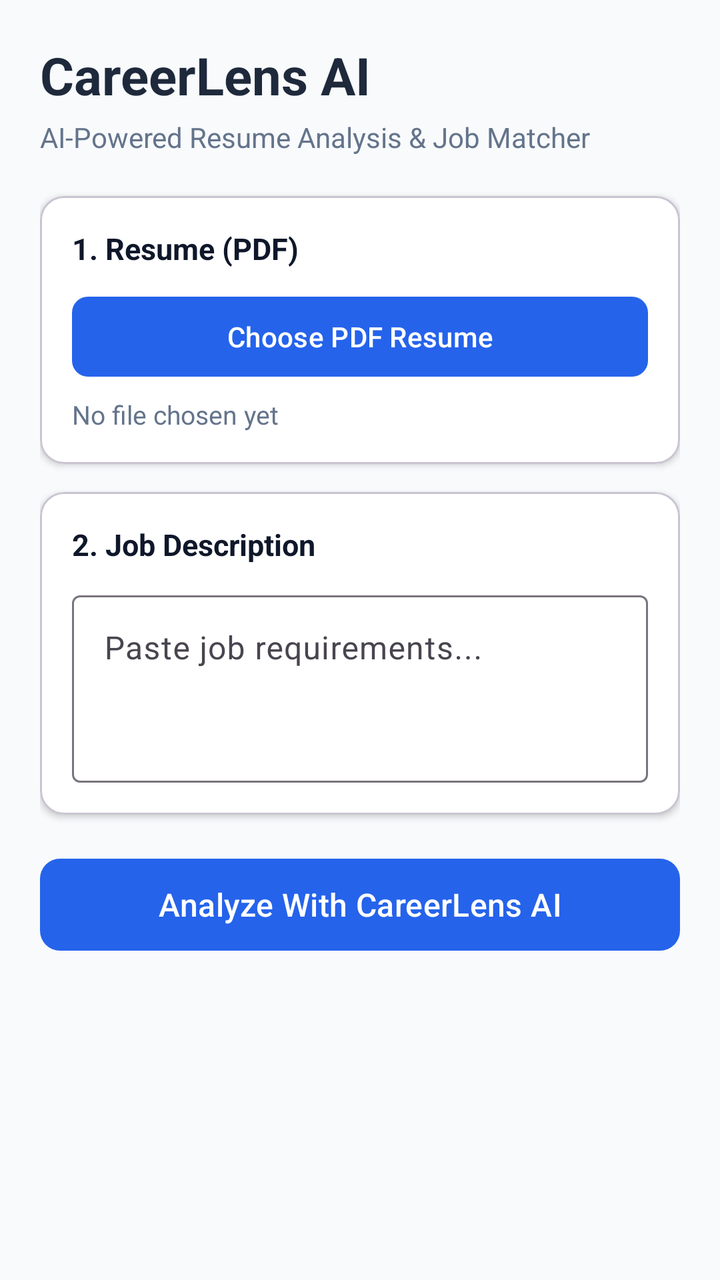
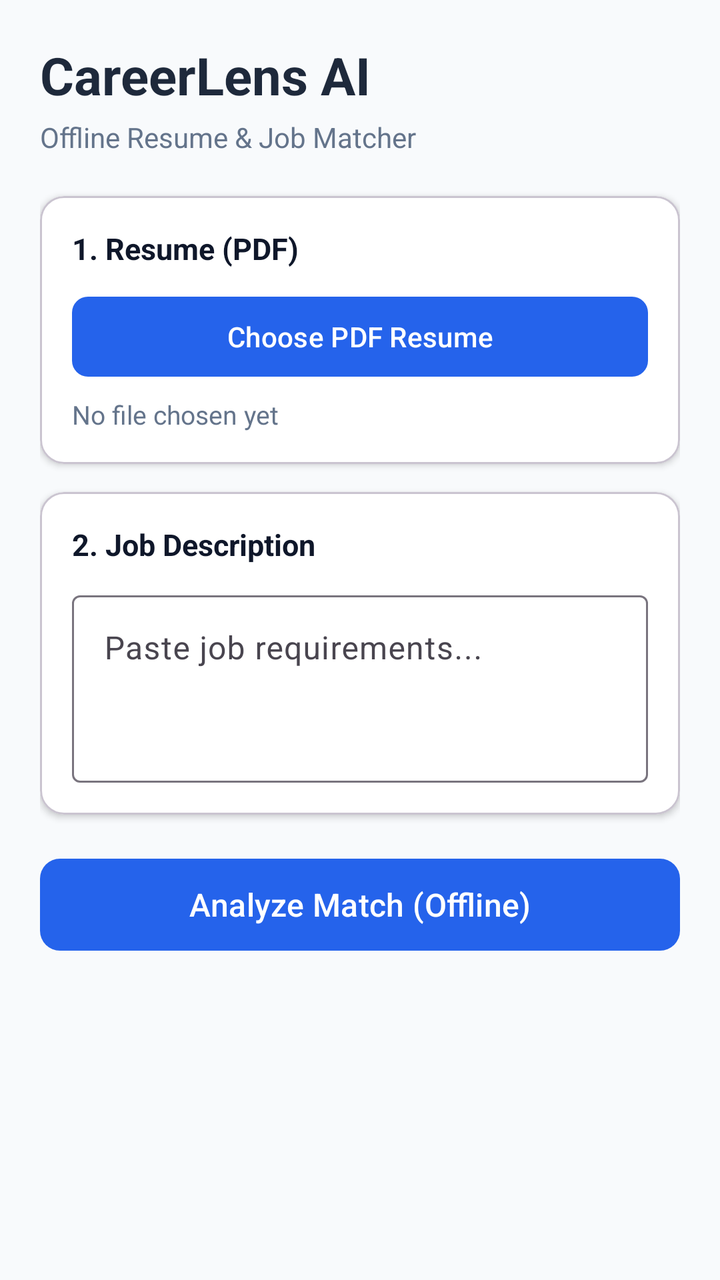

The first picture is an Android layout as it rendered before a commit; the second is the same layout after the commit. The layout source and the unified diff follow.
<!-- AndroidManifest.xml: application theme Theme.CareerLensAI -->
<!-- res/layout/activity_main.xml -->
<?xml version="1.0" encoding="utf-8"?>
<ScrollView xmlns:android="http://schemas.android.com/apk/res/android"
    xmlns:app="http://schemas.android.com/apk/res-auto"
    android:layout_width="match_parent"
    android:layout_height="match_parent"
    android:background="@color/background"
    android:fillViewport="true">

    <LinearLayout
        android:layout_width="match_parent"
        android:layout_height="wrap_content"
        android:orientation="vertical"
        android:padding="20dp">

        <TextView
            android:layout_width="wrap_content"
            android:layout_height="wrap_content"
            android:text="CareerLens AI"
            android:textColor="@color/primary"
            android:textSize="26sp"
            android:textStyle="bold" />

        <TextView
            android:layout_width="wrap_content"
            android:layout_height="wrap_content"
            android:layout_marginTop="4dp"
            android:text="AI-Powered Resume Analysis &amp; Job Matcher"
            android:textColor="@color/text_secondary"
            android:textSize="14sp" />

        
        <com.google.android.material.card.MaterialCardView
            android:layout_width="match_parent"
            android:layout_height="wrap_content"
            android:layout_marginTop="20dp"
            app:cardBackgroundColor="@color/surface"
            app:cardCornerRadius="12dp"
            app:cardElevation="2dp"
            app:contentPadding="16dp">

            <LinearLayout
                android:layout_width="match_parent"
                android:layout_height="wrap_content"
                android:orientation="vertical">

                <TextView
                    android:layout_width="wrap_content"
                    android:layout_height="wrap_content"
                    android:text="1. Resume (PDF)"
                    android:textColor="@color/text_primary"
                    android:textSize="15sp"
                    android:textStyle="bold" />

                <com.google.android.material.button.MaterialButton
                    android:id="@+id/btnUploadResume"
                    android:layout_width="match_parent"
                    android:layout_height="wrap_content"
                    android:layout_marginTop="10dp"
                    android:text="Choose PDF Resume"
                    app:cornerRadius="8dp" />

                <TextView
                    android:id="@+id/tvResumeStatus"
                    android:layout_width="match_parent"
                    android:layout_height="wrap_content"
                    android:layout_marginTop="6dp"
                    android:text="No file chosen yet"
                    android:textColor="@color/text_secondary"
                    android:textSize="13sp" />
            </LinearLayout>
        </com.google.android.material.card.MaterialCardView>

        
        <com.google.android.material.card.MaterialCardView
            android:layout_width="match_parent"
            android:layout_height="wrap_content"
            android:layout_marginTop="14dp"
            app:cardBackgroundColor="@color/surface"
            app:cardCornerRadius="12dp"
            app:cardElevation="2dp"
            app:contentPadding="16dp">

            <LinearLayout
                android:layout_width="match_parent"
                android:layout_height="wrap_content"
                android:orientation="vertical">

                <TextView
                    android:layout_width="wrap_content"
                    android:layout_height="wrap_content"
                    android:text="2. Job Description"
                    android:textColor="@color/text_primary"
                    android:textSize="15sp"
                    android:textStyle="bold" />

                <com.google.android.material.textfield.TextInputLayout
                    android:layout_width="match_parent"
                    android:layout_height="wrap_content"
                    android:layout_marginTop="10dp"
                    android:hint="Paste job requirements..."
                    app:boxBackgroundMode="outline">

                    <com.google.android.material.textfield.TextInputEditText
                        android:id="@+id/etJobDescription"
                        android:layout_width="match_parent"
                        android:layout_height="wrap_content"
                        android:gravity="top"
                        android:inputType="textMultiLine"
                        android:lines="4"
                        android:minLines="3" />
                </com.google.android.material.textfield.TextInputLayout>
            </LinearLayout>
        </com.google.android.material.card.MaterialCardView>

        
        <com.google.android.material.button.MaterialButton
            android:id="@+id/btnAnalyze"
            android:layout_width="match_parent"
            android:layout_height="54dp"
            android:layout_marginTop="18dp"
            android:text="Analyze With CareerLens AI"
            android:textSize="16sp"
            app:cornerRadius="10dp" />

        
        <com.google.android.material.card.MaterialCardView
            android:id="@+id/cardResult"
            android:layout_width="match_parent"
            android:layout_height="wrap_content"
            android:layout_marginTop="16dp"
            android:layout_marginBottom="24dp"
            android:visibility="gone"
            app:cardBackgroundColor="@color/surface"
            app:cardCornerRadius="12dp"
            app:cardElevation="2dp"
            app:contentPadding="16dp">

            <LinearLayout
                android:layout_width="match_parent"
                android:layout_height="wrap_content"
                android:orientation="vertical">

                <TextView
                    android:layout_width="wrap_content"
                    android:layout_height="wrap_content"
                    android:text="CareerLens Analysis"
                    android:textColor="@color/text_primary"
                    android:textSize="16sp"
                    android:textStyle="bold" />

                <TextView
                    android:id="@+id/tvResults"
                    android:layout_width="match_parent"
                    android:layout_height="wrap_content"
                    android:layout_marginTop="10dp"
                    android:lineSpacingExtra="3dp"
                    android:textColor="@color/text_primary"
                    android:textSize="14sp" />
            </LinearLayout>
        </com.google.android.material.card.MaterialCardView>

    </LinearLayout>
</ScrollView>
<!-- resources referenced by this layout -->
<resources>
  <color name="background">#F8FAFC</color>
  <color name="primary">#1E293B</color>
  <color name="surface">#FFFFFF</color>
  <color name="text_primary">#0F172A</color>
  <color name="text_secondary">#64748B</color>
  <style name="Theme.CareerLensAI" parent="Theme.Material3.DayNight.NoActionBar">
          <item name="colorPrimary">@color/accent</item>
      </style>
  <color name="accent">#2563EB</color>
</resources>

<!-- the commit's change to res/layout/activity_main.xml (unified diff, before → after) -->
@@ -24,7 +24,7 @@
             android:layout_width="wrap_content"
             android:layout_height="wrap_content"
             android:layout_marginTop="4dp"
-            android:text="AI-Powered Resume Analysis &amp; Job Matcher"
+            android:text="Offline Resume &amp; Job Matcher"
             android:textColor="@color/text_secondary"
             android:textSize="14sp" />
 
@@ -118,7 +118,7 @@
             android:layout_width="match_parent"
             android:layout_height="54dp"
             android:layout_marginTop="18dp"
-            android:text="Analyze With CareerLens AI"
+            android:text="Analyze Match (Offline)"
             android:textSize="16sp"
             app:cornerRadius="10dp" />
 
@@ -143,7 +143,7 @@
                 <TextView
                     android:layout_width="wrap_content"
                     android:layout_height="wrap_content"
-                    android:text="CareerLens Analysis"
+                    android:text="Analysis Report"
                     android:textColor="@color/text_primary"
                     android:textSize="16sp"
                     android:textStyle="bold" />
